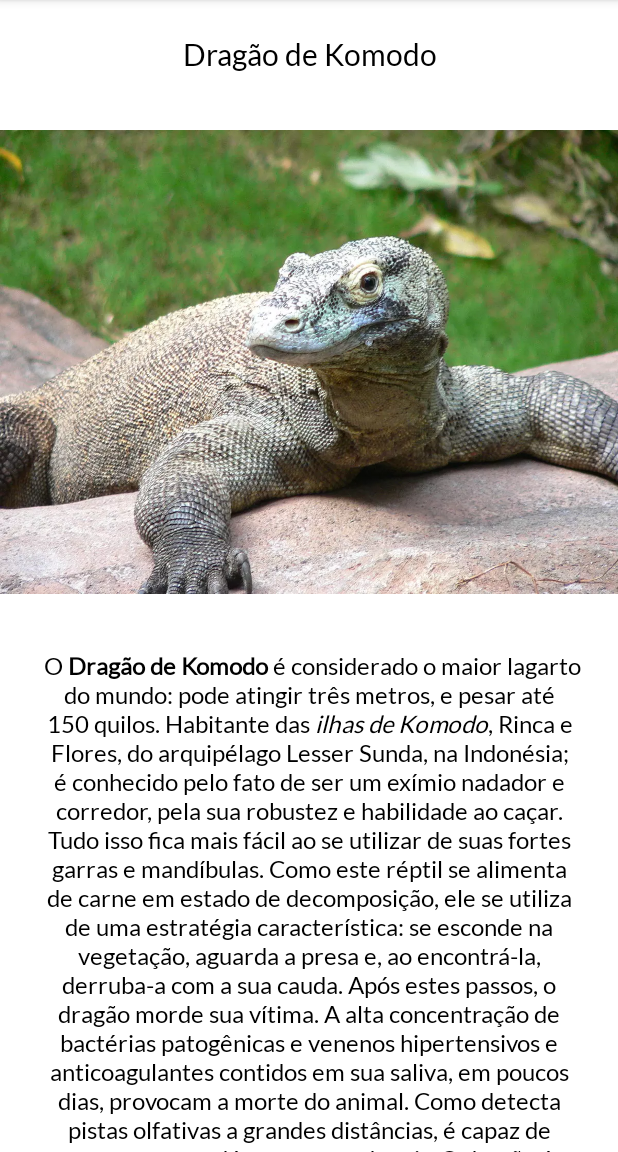
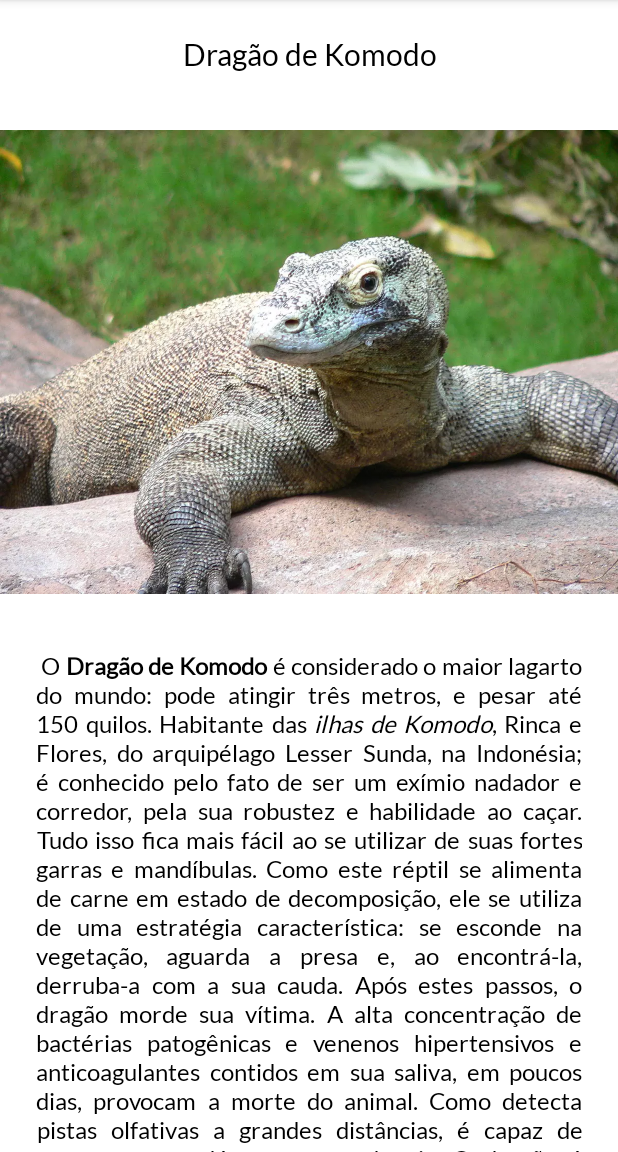
Before and after one commit to WesleyFirmino/AboutMyPet, an Android app: the screen it shows after launch (MainActivity), on a phone screen of 412 x 824 dp, the part 84-1236 px from its top. Run offline under Robolectric (Android 15) with nearby library versions, the phone set to English and light mode, and no system bars.

Commit message:
Text editing for justified mode

```diff
--- a/app/src/main/res/layout/activity_main.xml
+++ b/app/src/main/res/layout/activity_main.xml
@@ -25,7 +25,8 @@
 
     <ScrollView
         android:layout_width="match_parent"
-        android:layout_height="match_parent">
+        android:layout_height="match_parent"
+        android:textAlignment="textEnd">
 
         <TextView
             android:id="@+id/about_my_pet"
@@ -33,6 +34,7 @@
             android:layout_margin="@dimen/default_margin"
             android:fontFamily="@font/lato"
             android:padding="@dimen/small_padding"
+            android:justificationMode="inter_word"
             android:text="@string/about_my_pet" />
 
     </ScrollView>
--- a/app/src/main/res/values/strings.xml
+++ b/app/src/main/res/values/strings.xml
@@ -4,8 +4,8 @@
     <string name="face_android_logo">Logo Branco do Android</string>
     <string name="about_my_pet">
         O <b>Dragão de Komodo</b> é considerado o maior lagarto do mundo: pode atingir três metros, e pesar até 150 quilos. Habitante das <i>ilhas de Komodo</i>, Rinca e Flores, do arquipélago Lesser Sunda, na Indonésia; é conhecido pelo fato de ser um exímio nadador e corredor, pela sua robustez e habilidade ao caçar.
-        Tudo isso fica mais fácil ao se utilizar de suas fortes garras e mandíbulas. Como este réptil se alimenta de carne em estado de decomposição, ele se utiliza de uma estratégia característica: se esconde na vegetação, aguarda a presa e, ao encontrá-la, derruba-a com a sua cauda. Após estes passos, o dragão morde sua vítima. A alta concentração de bactérias patogênicas e venenos hipertensivos e anticoagulantes contidos em sua saliva, em poucos dias, provocam a morte do animal. Como detecta pistas olfativas a grandes distâncias, é capaz de encontrar o cadáver tempos depois.
-        O dragão é capaz de comer 80% do peso de seu corpo em uma única refeição. A expectativa de vida destes animais é de aproximadamente cinquenta anos, embora a maioria dos filhotes não atinja a idade adulta. Os ovos são depositados em buracos no solo, eclodindo pouco mais de um mês depois. As crias costumam passar os primeiros anos de sua vida no topo de árvores, como uma estratégia de evitar a predação – inclusive, e principalmente, dos machos adultos.
-        Recentemente, descobriu-se que fêmeas do Komodo também podem se reproduzir por partenogênese, ou seja: sem a necessidade de serem fecundadas por um macho. O dragão de Komodo, atualmente, se encontra em estado de conservação vulnerável, segundo a União Internacional para a Conservação da Natureza (IUCN). Isso se deve, principalmente, à perda de habitats e alimentos, em virtude da ocupação humana; às matanças, motivadas pelo medo que o animal gera nas pessoas, e também para a venda de sua pele. Existem hoje aproximadamente 5000 indivíduos da espécie.
+        Tudo isso fica mais fácil ao se utilizar de suas fortes garras e mandíbulas. <p>Como este réptil se alimenta de carne em estado de decomposição, ele se utiliza de uma estratégia característica: se esconde na vegetação, aguarda a presa e, ao encontrá-la, derruba-a com a sua cauda. Após estes passos, o dragão morde sua vítima. A alta concentração de bactérias patogênicas e venenos hipertensivos e anticoagulantes contidos em sua saliva, em poucos dias, provocam a morte do animal. Como detecta pistas olfativas a grandes distâncias, é capaz de encontrar o cadáver tempos depois.
+        O dragão é capaz de comer 80% do peso de seu corpo em uma única refeição.</p> <p>A expectativa de vida destes animais é de aproximadamente cinquenta anos, embora a maioria dos filhotes não atinja a idade adulta. Os ovos são depositados em buracos no solo, eclodindo pouco mais de um mês depois. As crias costumam passar os primeiros anos de sua vida no topo de árvores, como uma estratégia de evitar a predação – inclusive, e principalmente, dos machos adultos.
+        Recentemente, descobriu-se que fêmeas do Komodo também podem se reproduzir por partenogênese, ou seja: sem a necessidade de serem fecundadas por um macho.</p> <p>O dragão de Komodo, atualmente, se encontra em estado de conservação vulnerável, segundo a União Internacional para a Conservação da Natureza (IUCN). Isso se deve, principalmente, à perda de habitats e alimentos, em virtude da ocupação humana; às matanças, motivadas pelo medo que o animal gera nas pessoas, e também para a venda de sua pele. Existem hoje aproximadamente 5000 indivíduos da espécie.</p>
     </string>
 </resources>
```
